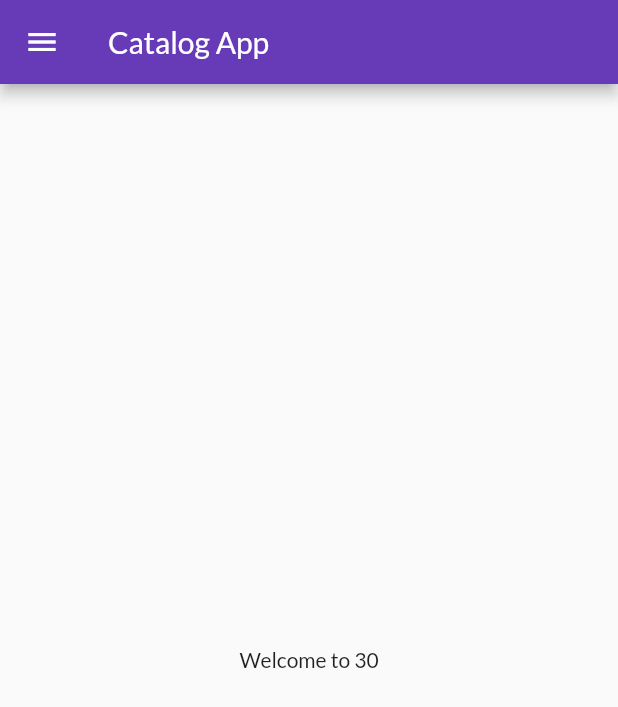
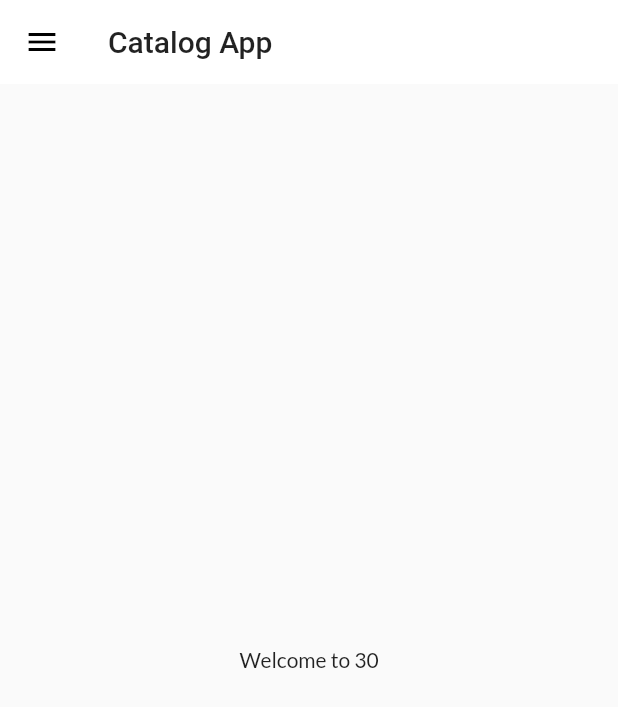
Before and after one commit to AndroidDeveloper3005/flutter-basic-dart-30-days, a Flutter app: the screen it shows after launch, on a phone screen of 412 x 824 dp. Shown: the top 707 px of the screen. Run offline on Flutter 3.47's test engine with Material 2 defaults, Android fonts, the phone set to English and light mode, and no system bars; our stand-ins replace google_fonts.

Commit message:
Day 10 - Models AppBarTheme Extracting Theme

```diff
--- a/lib/main.dart
+++ b/lib/main.dart
@@ -1,6 +1,7 @@
 import 'package:flutter/material.dart';
 import 'package:flutter_basic/pages/login_page.dart';
 import 'package:flutter_basic/utils/routes.dart';
+import 'package:flutter_basic/widgets/themes.dart';
 import 'package:google_fonts/google_fonts.dart';
 import 'pages/home_page.dart';
 
@@ -18,11 +19,8 @@ class MyApp extends StatelessWidget {
       //home: HomePage(),
       //theme
       themeMode: ThemeMode.light,
-      theme: ThemeData(
-        primarySwatch: Colors.deepPurple,
-        fontFamily: GoogleFonts.lato().fontFamily,
-      ),
-      darkTheme: ThemeData(brightness: Brightness.dark),
+      theme: MyTheme.lightTheme(context),
+      darkTheme: MyTheme.darkTheme(context),
       debugShowCheckedModeBanner: false,
       //routes
       initialRoute: MyRoutes.homeRoute,
--- /dev/null
+++ b/lib/widgets/themes.dart
@@ -0,0 +1,17 @@
+import 'package:flutter/material.dart';
+import 'package:google_fonts/google_fonts.dart';
+
+class MyTheme {
+  static ThemeData lightTheme(BuildContext context) => ThemeData(
+      primarySwatch: Colors.deepPurple,
+      fontFamily: GoogleFonts.lato().fontFamily,
+      appBarTheme: AppBarTheme(
+          color: Colors.white,
+          elevation: 0.0,
+          iconTheme: IconThemeData(color: Colors.black),
+          textTheme: Theme.of(context).textTheme));
+
+  static ThemeData darkTheme(BuildContext context) => ThemeData(
+    brightness: Brightness.dark
+     );
+}
```
Also changed, not shown: lib/models/catalog.dart (added, +21 -0 lines).
